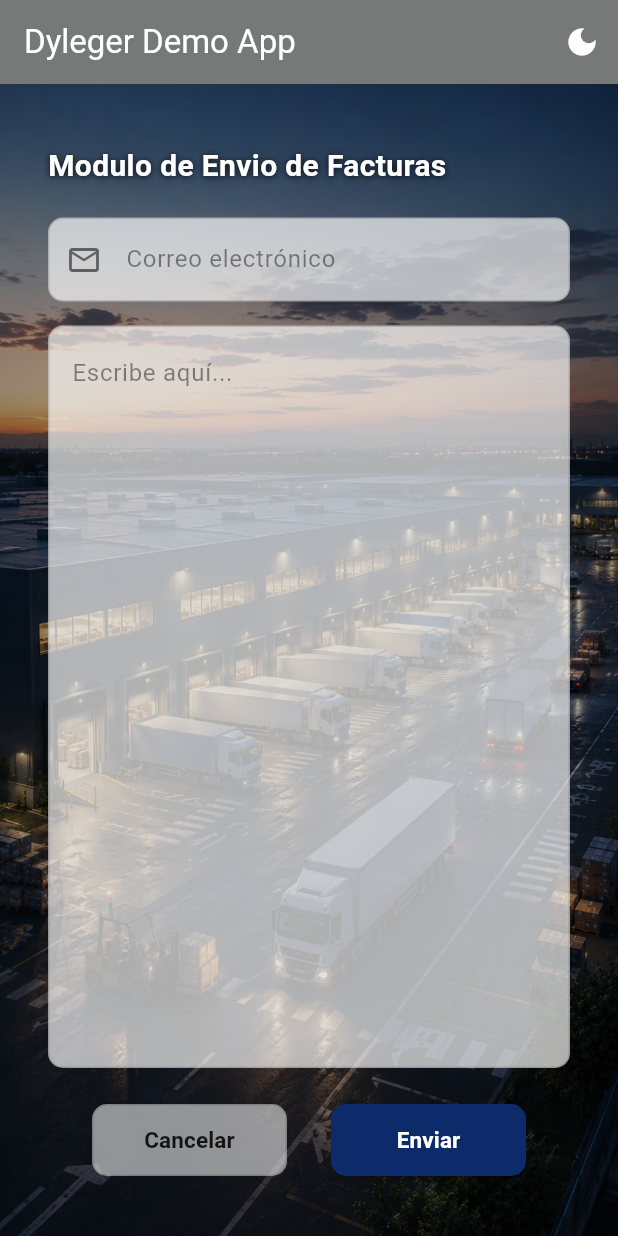
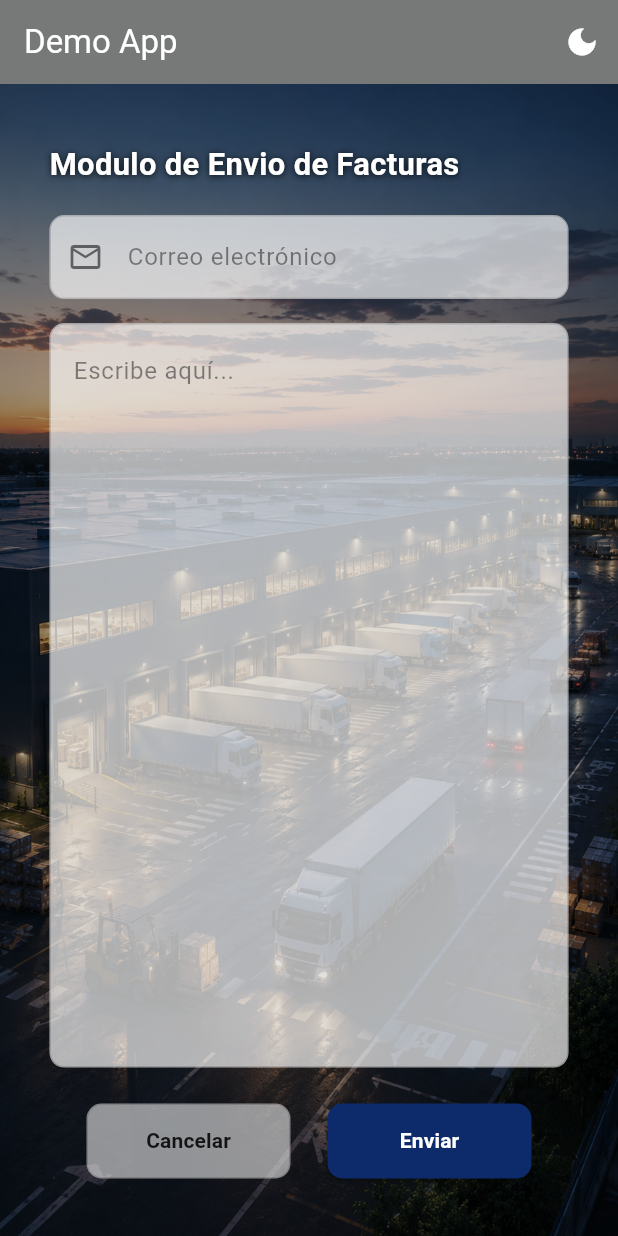
Before and after one commit to rlebuy/dydemoapp, a Flutter app: the screen it shows after launch, after a tap on "Facturas", on a phone screen of 412 x 824 dp. Run offline on Flutter 3.47's test engine with Material 3 defaults, Android fonts, the phone set to English and light mode, and no system bars; our stand-ins replace flutter_dotenv; missing offline and left inert: mailer.

Commit message:
se cambia icono

```diff
--- a/lib/mail_handler.dart
+++ b/lib/mail_handler.dart
@@ -76,11 +76,11 @@ class MailHandler {
       return false;
     }
 
-    final subject = 'Dyleger Demo App – $module';
+    final subject = 'Rednet Demo App – $module';
 
     final htmlBody = '''
       <div style="font-family: Arial, sans-serif; padding: 20px;">
-        <h2 style="color: #0D2B6B;">Dyleger Demo App – $module</h2>
+        <h2 style="color: #0D2B6B;">Rednet and Dyleger Demo App – $module</h2>
         <hr>
         <p><strong>De:</strong> $recipientEmail</p>
         <hr>
--- a/lib/main.dart
+++ b/lib/main.dart
@@ -1,6 +1,7 @@
 import 'package:flutter/material.dart';
 import 'package:flutter_dotenv/flutter_dotenv.dart';
 import 'mail_handler.dart';
+import 'splash_screen.dart';
 
 // ── Notifier global de tema ──────────────────────────────────────────────────
 final _themeNotifier = ValueNotifier<ThemeMode>(ThemeMode.light);
@@ -82,7 +83,7 @@ class MyApp extends StatelessWidget {
           ),
           brightness: Brightness.dark,
         ),
-        home: const MyHomePage(),
+        home: const SplashScreen(),
       ),
     );
   }
@@ -95,7 +96,7 @@ class MyHomePage extends StatelessWidget {
   Widget build(BuildContext context) {
     return Scaffold(
       appBar: AppBar(
-        title: const Text('Dyleger Demo App'),
+        title: const Text('Demo App'),
         backgroundColor: const Color(0xFF616161).withOpacity(0.85),
         foregroundColor: Colors.white,
         elevation: 0,
@@ -103,6 +104,7 @@ class MyHomePage extends StatelessWidget {
       ),
       body: _Background(
         child: Center(
+          child: SingleChildScrollView(
             child: Column(
             mainAxisSize: MainAxisSize.min,
             children: [
@@ -138,6 +140,7 @@ class MyHomePage extends StatelessWidget {
                 ),
               ),
             ],
+          ),
           ),
         ),
       ),
@@ -186,7 +189,7 @@ class _FacturasPageState extends State<FacturasPage> {
   Widget build(BuildContext context) {
     return Scaffold(
       appBar: AppBar(
-        title: const Text('Dyleger Demo App'),
+        title: const Text('Demo App'),
         backgroundColor: const Color(0xFF616161).withOpacity(0.85),
         foregroundColor: Colors.white,
         elevation: 0,
@@ -194,8 +197,15 @@ class _FacturasPageState extends State<FacturasPage> {
         actions: const [_ThemeToggle()],
       ),
       body: _Background(
-        child: Padding(
-          padding: const EdgeInsets.symmetric(horizontal: 32, vertical: 40),
+        child: LayoutBuilder(
+          builder: (context, constraints) {
+            final hPad = (constraints.maxWidth * 0.08).clamp(16.0, 40.0);
+            final vPad = (constraints.maxHeight * 0.05).clamp(16.0, 48.0);
+            final btnWidth = (constraints.maxWidth * 0.33).clamp(100.0, 160.0);
+            final btnHeight = (constraints.maxHeight * 0.065).clamp(44.0, 56.0);
+            final titleSize = (constraints.maxWidth * 0.05).clamp(15.0, 22.0);
+            return Padding(
+          padding: EdgeInsets.symmetric(horizontal: hPad, vertical: vPad),
           child: ValueListenableBuilder<ThemeMode>(
             valueListenable: _themeNotifier,
             builder: (_, mode, __) {
@@ -217,9 +227,9 @@ class _FacturasPageState extends State<FacturasPage> {
                   Text(
                     'Modulo de Envio de Facturas',
                     style: TextStyle(
-                      fontSize: 20,
+                      fontSize: titleSize,
                       fontWeight: FontWeight.bold,
-                      color: isDark ? Colors.white : Colors.white,
+                      color: Colors.white,
                       shadows: [
                         Shadow(
                           color: Colors.black.withOpacity(0.85),
@@ -297,8 +307,8 @@ class _FacturasPageState extends State<FacturasPage> {
                     mainAxisAlignment: MainAxisAlignment.spaceEvenly,
                     children: [
                       SizedBox(
-                        width: 130,
-                        height: 48,
+                        width: btnWidth,
+                        height: btnHeight,
                         child: ElevatedButton(
                           onPressed: () => Navigator.pop(context),
                           style: ElevatedButton.styleFrom(
@@ -308,12 +318,12 @@ class _FacturasPageState extends State<FacturasPage> {
                             side: BorderSide(color: btnCancelSide),
                             shape: RoundedRectangleBorder(borderRadius: BorderRadius.circular(10)),
                           ),
-                          child: const Text('Cancelar', style: TextStyle(fontSize: 15, fontWeight: FontWeight.w600)),
+                          child: const Text('Cancelar', style: TextStyle(fontWeight: FontWeight.w600)),
                         ),
                       ),
                       SizedBox(
-                        width: 130,
-                        height: 48,
+                        width: btnWidth,
+                        height: btnHeight,
                         child: ElevatedButton(
                           onPressed: _sending ? null : () async {
                             _checkEmail();
@@ -334,6 +344,7 @@ class _FacturasPageState extends State<FacturasPage> {
                                 duration: const Duration(seconds: 3),
                               ),
                             );
+                            if (ok) Navigator.pop(context);
                           },
                           style: ElevatedButton.styleFrom(
                             backgroundColor: btnSendBg,
@@ -342,7 +353,7 @@ class _FacturasPageState extends State<FacturasPage> {
                           ),
                           child: _sending
                               ? const SizedBox(width: 20, height: 20, child: CircularProgressIndicator(strokeWidth: 2, color: Colors.white))
-                              : const Text('Enviar', style: TextStyle(fontSize: 15, fontWeight: FontWeight.w600)),
+                              : const Text('Enviar', style: TextStyle(fontWeight: FontWeight.w600)),
                         ),
                       ),
                     ],
@@ -351,6 +362,8 @@ class _FacturasPageState extends State<FacturasPage> {
               );
             },
           ),
+        );
+          },
         ),
       ),
     );
@@ -364,24 +377,28 @@ class _MenuButton extends StatelessWidget {
 
   @override
   Widget build(BuildContext context) {
+    final size = MediaQuery.of(context).size;
+    final btnWidth = (size.width * 0.72).clamp(200.0, 340.0);
+    final btnHeight = (size.height * 0.065).clamp(44.0, 64.0);
+    final fontSize = (size.width * 0.038).clamp(13.0, 18.0);
     return ValueListenableBuilder<ThemeMode>(
       valueListenable: _themeNotifier,
       builder: (_, mode, __) {
         final isDark = mode == ThemeMode.dark;
         return SizedBox(
-          width: 280,
-          height: 52,
+          width: btnWidth,
+          height: btnHeight,
           child: ElevatedButton(
             onPressed: onTap ?? () {},
             style: ElevatedButton.styleFrom(
               backgroundColor: isDark ? Colors.white : const Color(0xFF0D2B6B),
               foregroundColor: isDark ? const Color(0xFF0D2B6B) : Colors.white,
-              padding: const EdgeInsets.symmetric(horizontal: 16, vertical: 14),
+              padding: const EdgeInsets.symmetric(horizontal: 16),
               shape: RoundedRectangleBorder(
                 borderRadius: BorderRadius.circular(10),
               ),
             ),
-            child: Text(label, style: const TextStyle(fontSize: 15, fontWeight: FontWeight.w600)),
+            child: Text(label, style: TextStyle(fontSize: fontSize, fontWeight: FontWeight.w600)),
           ),
         );
       },
@@ -433,7 +450,7 @@ class _ModulePageState extends State<_ModulePage> {
   Widget build(BuildContext context) {
     return Scaffold(
       appBar: AppBar(
-        title: const Text('Dyleger Demo App'),
+        title: const Text('Demo App'),
         backgroundColor: const Color(0xFF616161).withOpacity(0.85),
         foregroundColor: Colors.white,
         elevation: 0,
@@ -441,8 +458,15 @@ class _ModulePageState extends State<_ModulePage> {
         actions: const [_ThemeToggle()],
       ),
       body: _Background(
-        child: Padding(
-        padding: const EdgeInsets.symmetric(horizontal: 32, vertical: 40),
+        child: LayoutBuilder(
+          builder: (context, constraints) {
+            final hPad = (constraints.maxWidth * 0.08).clamp(16.0, 40.0);
+            final vPad = (constraints.maxHeight * 0.05).clamp(16.0, 48.0);
+            final btnWidth = (constraints.maxWidth * 0.33).clamp(100.0, 160.0);
+            final btnHeight = (constraints.maxHeight * 0.065).clamp(44.0, 56.0);
+            final titleSize = (constraints.maxWidth * 0.05).clamp(15.0, 22.0);
+            return Padding(
+        padding: EdgeInsets.symmetric(horizontal: hPad, vertical: vPad),
         child: ValueListenableBuilder<ThemeMode>(
           valueListenable: _themeNotifier,
           builder: (_, mode, __) {
@@ -463,7 +487,7 @@ class _ModulePageState extends State<_ModulePage> {
                 Text(
                   widget.titulo,
                   style: TextStyle(
-                    fontSize: 20,
+                    fontSize: titleSize,
                     fontWeight: FontWeight.bold,
                     color: Colors.white,
                     shadows: [
@@ -543,8 +567,8 @@ class _ModulePageState extends State<_ModulePage> {
                   mainAxisAlignment: MainAxisAlignment.spaceEvenly,
                   children: [
                     SizedBox(
-                      width: 130,
-                      height: 48,
+                      width: btnWidth,
+                      height: btnHeight,
                       child: ElevatedButton(
                         onPressed: () => Navigator.pop(context),
                         style: ElevatedButton.styleFrom(
@@ -554,12 +578,12 @@ class _ModulePageState extends State<_ModulePage> {
                           side: BorderSide(color: btnCancelSide),
                           shape: RoundedRectangleBorder(borderRadius: BorderRadius.circular(10)),
                         ),
-                        child: const Text('Cancelar', style: TextStyle(fontSize: 15, fontWeight: FontWeight.w600)),
+                        child: const Text('Cancelar', style: TextStyle(fontWeight: FontWeight.w600)),
                       ),
                     ),
                     SizedBox(
-                      width: 130,
-                      height: 48,
+                      width: btnWidth,
+                      height: btnHeight,
                       child: ElevatedButton(
                         onPressed: _sending ? null : () async {
                           _checkEmail();
@@ -580,6 +604,7 @@ class _ModulePageState extends State<_ModulePage> {
                               duration: const Duration(seconds: 3),
                             ),
                           );
+                          if (ok) Navigator.pop(context);
                         },
                         style: ElevatedButton.styleFrom(
                           backgroundColor: btnSendBg,
@@ -588,7 +613,7 @@ class _ModulePageState extends State<_ModulePage> {
                         ),
                         child: _sending
                             ? const SizedBox(width: 20, height: 20, child: CircularProgressIndicator(strokeWidth: 2, color: Colors.white))
-                            : const Text('Enviar', style: TextStyle(fontSize: 15, fontWeight: FontWeight.w600)),
+                            : const Text('Enviar', style: TextStyle(fontWeight: FontWeight.w600)),
                       ),
                     ),
                   ],
@@ -597,6 +622,8 @@ class _ModulePageState extends State<_ModulePage> {
             );
           },
         ),
+      );
+          },
         ),
       ),
     );
--- /dev/null
+++ b/lib/splash_screen.dart
@@ -0,0 +1,54 @@
+import 'package:flutter/material.dart';
+import 'main.dart';
+
+class SplashScreen extends StatefulWidget {
+  const SplashScreen({super.key});
+
+  @override
+  State<SplashScreen> createState() => _SplashScreenState();
+}
+
+class _SplashScreenState extends State<SplashScreen> {
+  @override
+  void initState() {
+    super.initState();
+    Future.delayed(const Duration(seconds: 4), () {
+      if (!mounted) return;
+      Navigator.of(context).pushReplacement(
+        MaterialPageRoute(builder: (_) => const MyHomePage()),
+      );
+    });
+  }
+
+  @override
+  Widget build(BuildContext context) {
+    return Scaffold(
+      backgroundColor: Colors.white,
+      body: Stack(
+        fit: StackFit.expand,
+        children: [
+          Image.asset(
+            'assets/splash/splash.png',
+            fit: BoxFit.contain,
+          ),
+          const Positioned(
+            bottom: 32,
+            left: 0,
+            right: 0,
+            child: SafeArea(
+              child: Text(
+                'En Colaboración con Dyleger',
+                textAlign: TextAlign.center,
+                style: TextStyle(
+                  fontSize: 16,
+                  fontWeight: FontWeight.w500,
+                  color: Colors.black87,
+                ),
+              ),
+            ),
+          ),
+        ],
+      ),
+    );
+  }
+}
--- a/pubspec.yaml
+++ b/pubspec.yaml
@@ -64,6 +64,7 @@ flutter:
   assets:
     - assets/images/
     - assets/icon/
+    - assets/splash/
     - .env
 
   # An image asset can refer to one or more resolution-specific "variants", see
```
Also changed, not shown: assets/icon/dda.png, assets/icon/dda2.png (added), assets/splash/splash.png (added), 30 other files. Lines whose indentation alone changed are shown as unchanged.
